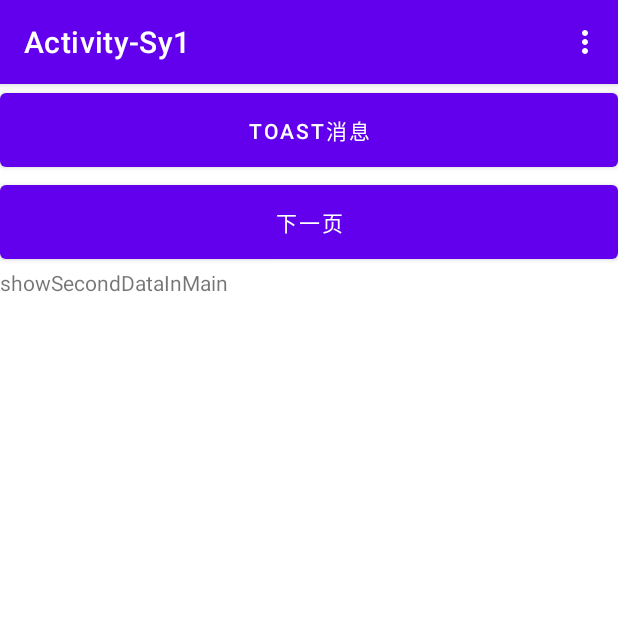
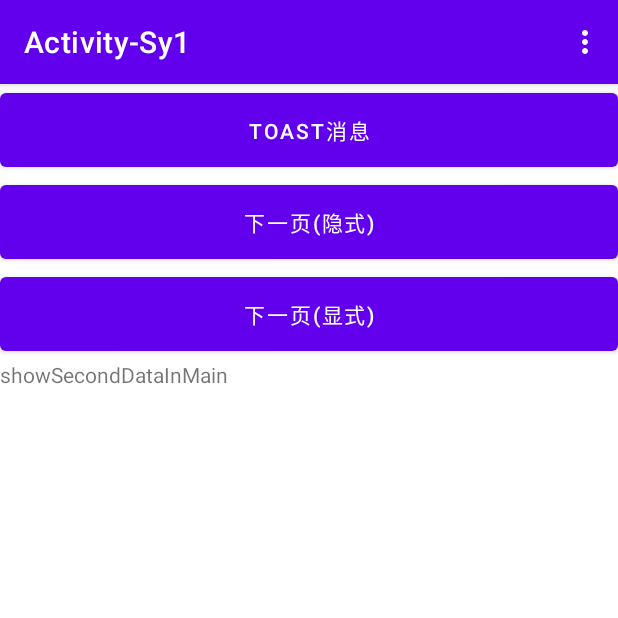
Before and after one commit to XCLHove/android-app-sy1, an Android app: the screen it shows after launch (MainActivity), on a phone screen of 412 x 824 dp, the top half of it. Run offline under Robolectric (Android 15) with nearby library versions, the phone set to English and light mode, and no system bars.

Commit message:
feat: 添加隐式跳转的按钮
1.添加隐式跳转的按钮

```diff
--- a/app/src/main/res/layout/main_layout.xml
+++ b/app/src/main/res/layout/main_layout.xml
@@ -20,6 +20,12 @@
             android:layout_height="61dp"
             android:text="@string/nextPage" />
 
+        <Button
+            android:id="@+id/nextPage2"
+            android:layout_width="match_parent"
+            android:layout_height="61dp"
+            android:text="@string/nextPage2" />
+
         <TextView
             android:id="@+id/showSecondDataInMain"
             android:layout_width="match_parent"
--- a/app/src/main/res/values/strings.xml
+++ b/app/src/main/res/values/strings.xml
@@ -2,7 +2,8 @@
     <string name="app_name">Activity-Sy1</string>
     <!--button-->
     <string name="showToast">toast消息</string>
-    <string name="nextPage">下一页</string>
+    <string name="nextPage">下一页(隐式)</string>
+    <string name="nextPage2">下一页(显式)</string>
     <string name="back">返回</string>
     <!--MenuItem-->
     <string name="add">ADD</string>
```
Also changed, not shown: app/src/main/java/com/xc/activity_sy1/MainActivity.java (+13 -3 lines).
